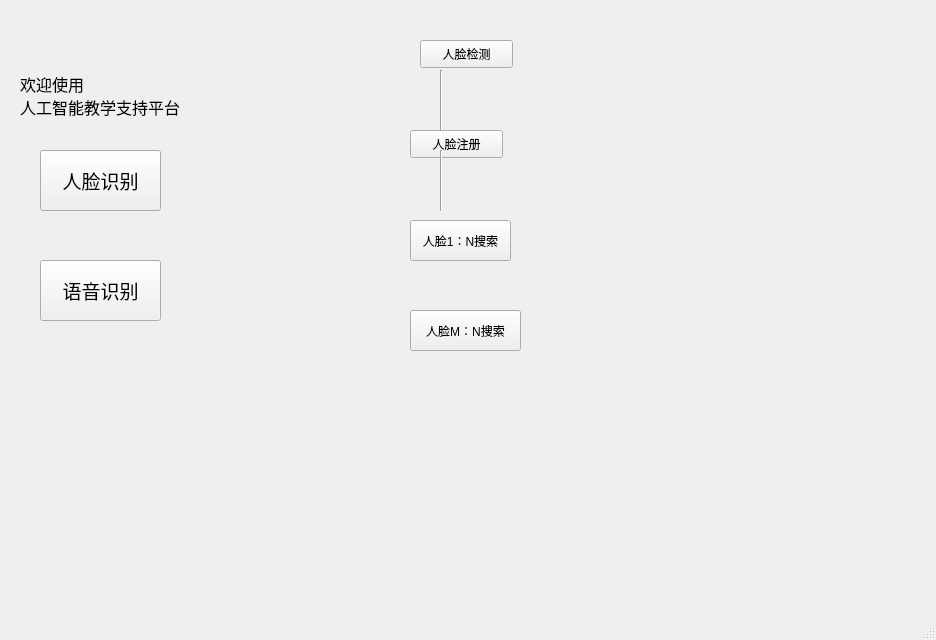
Qt form ai-teach.ui (zhufree/ai-class-platform) before a commit.
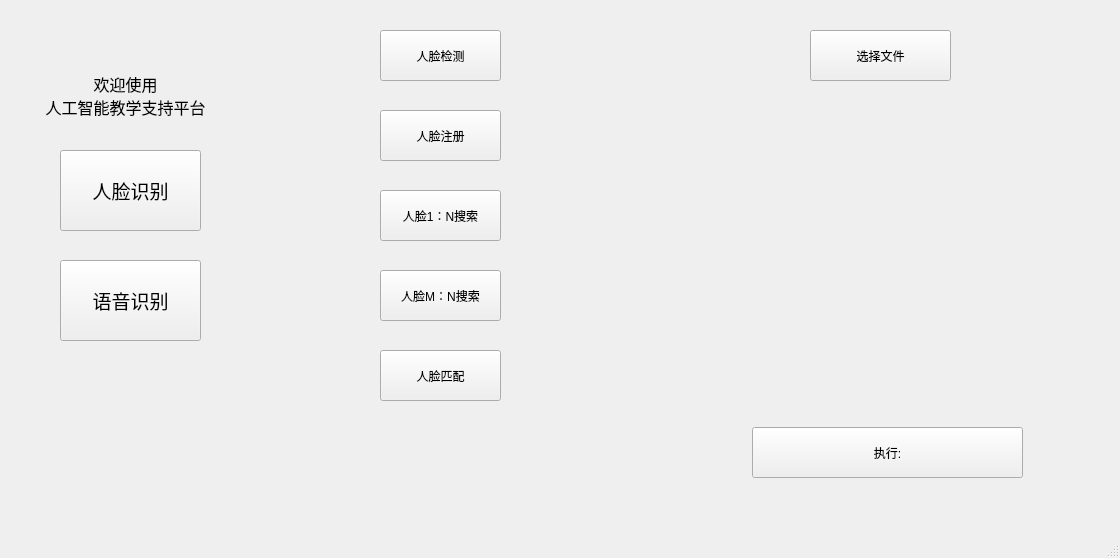
The same form after that commit.

Commit message: :rocket: update to pyside6, better ui, add function

Diff of the .ui file:
```diff
--- a/ai-teach.ui
+++ b/ai-teach.ui
@@ -6,8 +6,8 @@
    <rect>
     <x>0</x>
     <y>0</y>
-    <width>936</width>
-    <height>640</height>
+    <width>1120</width>
+    <height>558</height>
    </rect>
   </property>
   <property name="windowTitle">
@@ -16,16 +16,25 @@
   <property name="autoFillBackground">
    <bool>false</bool>
   </property>
+  <property name="styleSheet">
+   <string notr="true"/>
+  </property>
   <widget class="QWidget" name="centralwidget">
+   <property name="styleSheet">
+    <string notr="true"/>
+   </property>
    <widget class="QStackedWidget" name="stackedWidget">
     <property name="geometry">
      <rect>
-      <x>260</x>
+      <x>250</x>
       <y>0</y>
-      <width>421</width>
+      <width>371</width>
       <height>591</height>
      </rect>
     </property>
+    <property name="styleSheet">
+     <string notr="true"/>
+    </property>
     <property name="currentIndex">
      <number>0</number>
     </property>
@@ -33,12 +42,15 @@
      <widget class="QPushButton" name="pushButton_2">
       <property name="geometry">
        <rect>
-        <x>160</x>
-        <y>40</y>
-        <width>93</width>
-        <height>28</height>
+        <x>130</x>
+        <y>30</y>
+        <width>121</width>
+        <height>51</height>
        </rect>
       </property>
+      <property name="styleSheet">
+       <string notr="true"/>
+      </property>
       <property name="text">
        <string>人脸检测</string>
       </property>
@@ -46,12 +58,15 @@
      <widget class="QPushButton" name="pushButton_3">
       <property name="geometry">
        <rect>
-        <x>150</x>
-        <y>130</y>
-        <width>93</width>
-        <height>28</height>
+        <x>130</x>
+        <y>110</y>
+        <width>121</width>
+        <height>51</height>
        </rect>
       </property>
+      <property name="styleSheet">
+       <string notr="true"/>
+      </property>
       <property name="text">
        <string>人脸注册</string>
       </property>
@@ -59,55 +74,51 @@
      <widget class="QPushButton" name="pushButton_4">
       <property name="geometry">
        <rect>
-        <x>150</x>
-        <y>220</y>
-        <width>101</width>
-        <height>41</height>
+        <x>130</x>
+        <y>190</y>
+        <width>121</width>
+        <height>51</height>
        </rect>
       </property>
+      <property name="styleSheet">
+       <string notr="true"/>
+      </property>
       <property name="text">
        <string>人脸1：N搜索</string>
       </property>
      </widget>
-     <widget class="Line" name="line">
+     <widget class="QPushButton" name="faceMultiSearchBtn">
       <property name="geometry">
        <rect>
-        <x>180</x>
-        <y>70</y>
-        <width>3</width>
-        <height>61</height>
+        <x>130</x>
+        <y>270</y>
+        <width>121</width>
+        <height>51</height>
        </rect>
       </property>
-      <property name="orientation">
-       <enum>Qt::Vertical</enum>
-      </property>
-     </widget>
-     <widget class="Line" name="line_2">
-      <property name="geometry">
-       <rect>
-        <x>180</x>
-        <y>150</y>
-        <width>3</width>
-        <height>61</height>
-       </rect>
-      </property>
-      <property name="orientation">
-       <enum>Qt::Vertical</enum>
-      </property>
-     </widget>
-     <widget class="QPushButton" name="pushButton_6">
-      <property name="geometry">
-       <rect>
-        <x>150</x>
-        <y>310</y>
-        <width>111</width>
-        <height>41</height>
-       </rect>
+      <property name="styleSheet">
+       <string notr="true"/>
       </property>
       <property name="text">
        <string>人脸M：N搜索</string>
       </property>
      </widget>
+     <widget class="QPushButton" name="faceMatchBtn">
+      <property name="geometry">
+       <rect>
+        <x>130</x>
+        <y>350</y>
+        <width>121</width>
+        <height>51</height>
+       </rect>
+      </property>
+      <property name="styleSheet">
+       <string notr="true"/>
+      </property>
+      <property name="text">
+       <string>人脸匹配</string>
+      </property>
+     </widget>
     </widget>
     <widget class="QWidget" name="page_2"/>
    </widget>
@@ -122,22 +133,30 @@
     </property>
     <property name="font">
      <font>
-      <family>Arial</family>
       <pointsize>12</pointsize>
      </font>
     </property>
+    <property name="layoutDirection">
+     <enum>Qt::LeftToRight</enum>
+    </property>
+    <property name="styleSheet">
+     <string notr="true"/>
+    </property>
     <property name="text">
      <string>欢迎使用
 人工智能教学支持平台</string>
     </property>
+    <property name="alignment">
+     <set>Qt::AlignCenter</set>
+    </property>
    </widget>
    <widget class="QPushButton" name="faceRecPageBtn">
     <property name="geometry">
      <rect>
-      <x>40</x>
+      <x>60</x>
       <y>150</y>
-      <width>121</width>
-      <height>61</height>
+      <width>141</width>
+      <height>81</height>
      </rect>
     </property>
     <property name="font">
@@ -145,6 +164,9 @@
       <pointsize>14</pointsize>
      </font>
     </property>
+    <property name="styleSheet">
+     <string notr="true"/>
+    </property>
     <property name="text">
      <string>人脸识别</string>
     </property>
@@ -152,10 +174,10 @@
    <widget class="QPushButton" name="voiceRecPageBtn">
     <property name="geometry">
      <rect>
-      <x>40</x>
+      <x>60</x>
       <y>260</y>
-      <width>121</width>
-      <height>61</height>
+      <width>141</width>
+      <height>81</height>
      </rect>
     </property>
     <property name="font">
@@ -163,10 +185,61 @@
       <pointsize>14</pointsize>
      </font>
     </property>
+    <property name="styleSheet">
+     <string notr="true"/>
+    </property>
     <property name="text">
      <string>语音识别</string>
     </property>
    </widget>
+   <widget class="QPushButton" name="fileSelectBtn">
+    <property name="geometry">
+     <rect>
+      <x>810</x>
+      <y>30</y>
+      <width>141</width>
+      <height>51</height>
+     </rect>
+    </property>
+    <property name="styleSheet">
+     <string notr="true"/>
+    </property>
+    <property name="text">
+     <string>选择文件</string>
+    </property>
+   </widget>
+   <widget class="QLabel" name="showPicLabel">
+    <property name="geometry">
+     <rect>
+      <x>680</x>
+      <y>100</y>
+      <width>411</width>
+      <height>261</height>
+     </rect>
+    </property>
+    <property name="text">
+     <string/>
+    </property>
+    <property name="alignment">
+     <set>Qt::AlignCenter</set>
+    </property>
+   </widget>
+   <widget class="QPushButton" name="funcBtn">
+    <property name="geometry">
+     <rect>
+      <x>752</x>
+      <y>427</y>
+      <width>271</width>
+      <height>51</height>
+     </rect>
+    </property>
+    <property name="styleSheet">
+     <string notr="true"/>
+    </property>
+    <property name="text">
+     <string>执行:</string>
+    </property>
+   </widget>
   </widget>
   <widget class="QMenuBar" name="menubar">
    <property name="geometry">
```
Left out of the diff: 16 changed lines with no effect on the pictures. The commit also changes 5 other files.
